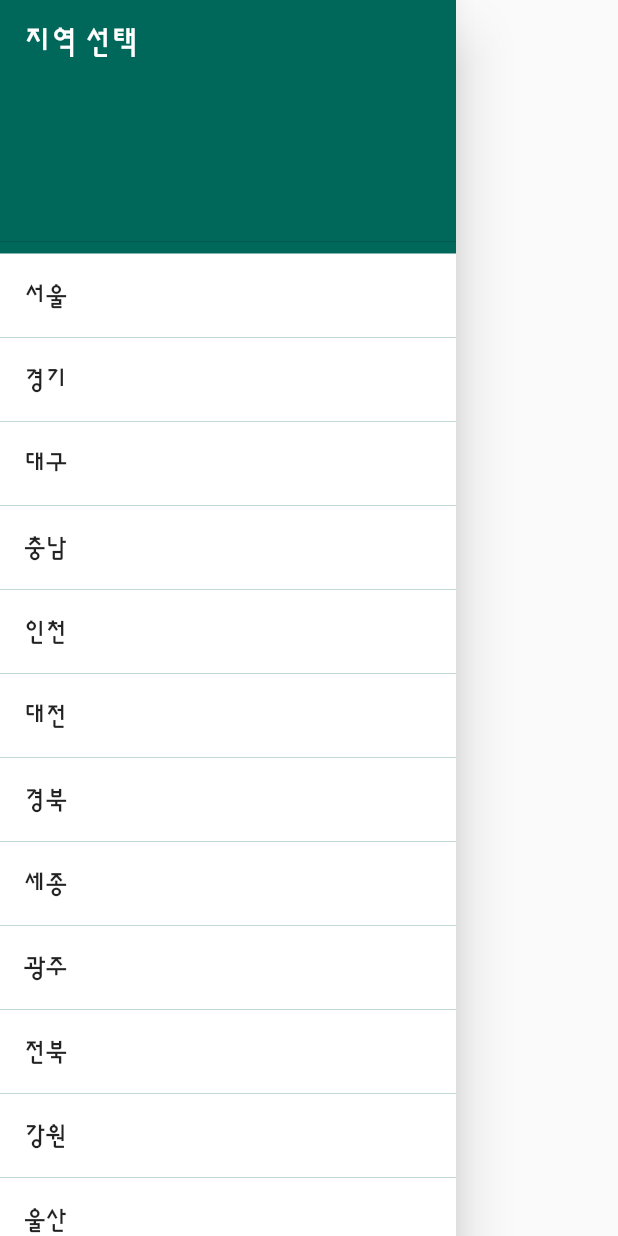
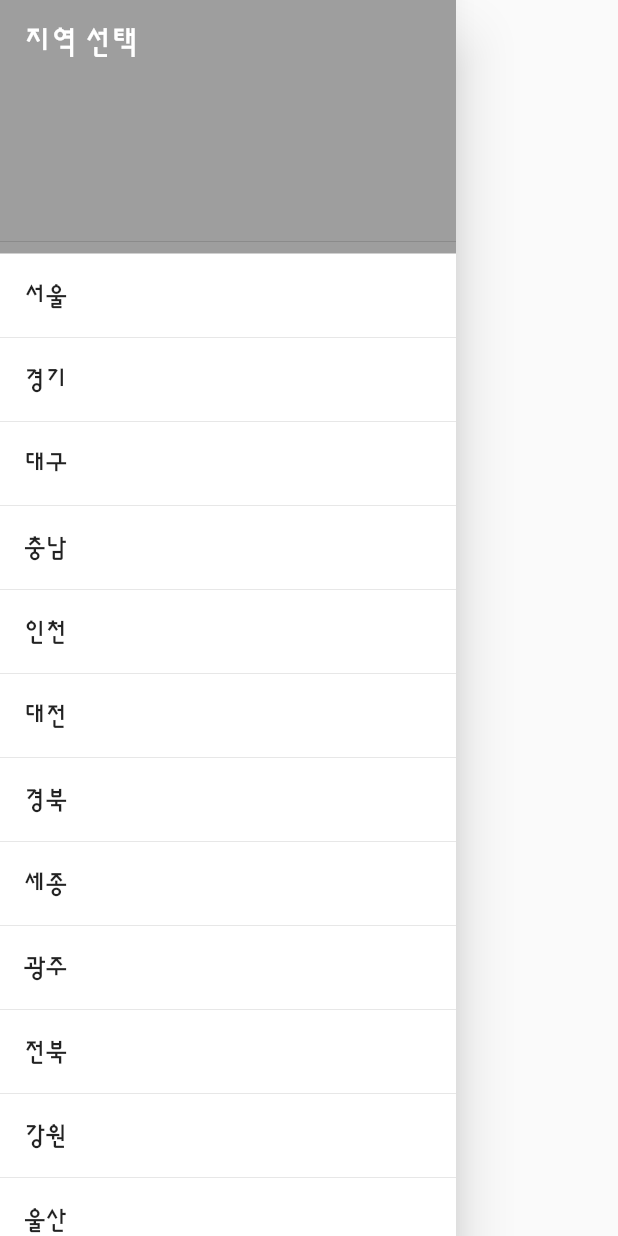
Before and after one commit to rookedsysc/Flutter-Study, a Flutter app: the MainDrawer widget shown alone on an empty page, opened directly with empty values, on a phone screen of 412 x 824 dp. Run offline on Flutter 3.47's test engine with Material 2 defaults, Android fonts, the phone set to English and light mode, and no system bars; our stand-ins replace date_time_picker, dio, drift, geolocator, get_it, google_maps_flutter and 5 more; missing offline and left inert: agora_rtc_engine; accounts and stored records are empty; generated files the repository leaves out were written again; network calls fail.

Commit message:
Fix : Appbar Title Scroll에 따라서 노출되게 하기 +Drawer 현재 Status에 따라서 색상 변경

```diff
--- a/Project/dust_today/lib/component/main_drawer.dart
+++ b/Project/dust_today/lib/component/main_drawer.dart
@@ -1,4 +1,3 @@
-import 'package:dust_today/const/color.dart';
 import 'package:flutter/material.dart';
 
 import '../const/regions.dart';
@@ -8,15 +7,19 @@ typedef OnRegionTap = void Function(String region);
 class MainDrawer extends StatelessWidget {
   final OnRegionTap onRegionTap;
   final String selectedRegion;
+  final Color darkColor;
+  final Color lightColor;
   const MainDrawer ({
     required this.selectedRegion,
     required this.onRegionTap,
+    required this.lightColor,
+    required this.darkColor,
     super.key});
 
   @override
   Widget build(BuildContext context) {
     return Drawer(
-      backgroundColor: darkColor,
+      backgroundColor: this.darkColor,
       child: ListView(
         children: [
           DrawerHeader(
@@ -31,7 +34,7 @@ class MainDrawer extends StatelessWidget {
                 // e에는 region이 들어감
                 (e) => ListTile(
                   tileColor: Colors.white, // 타일 색상
-                  selectedTileColor: lightColor, // 선택된 타일 색상
+                  selectedTileColor: this.lightColor, // 선택된 타일 색상
                   selectedColor: Colors.black, // 선택 했을 때 색상
                   selected: e == selectedRegion,
                   onTap: (){
```
Also changed, not shown: Project/dust_today/lib/component/main_app_bar.dart (+9 -0 lines), Project/dust_today/lib/screen/home_screen.dart (+62 -20 lines).
